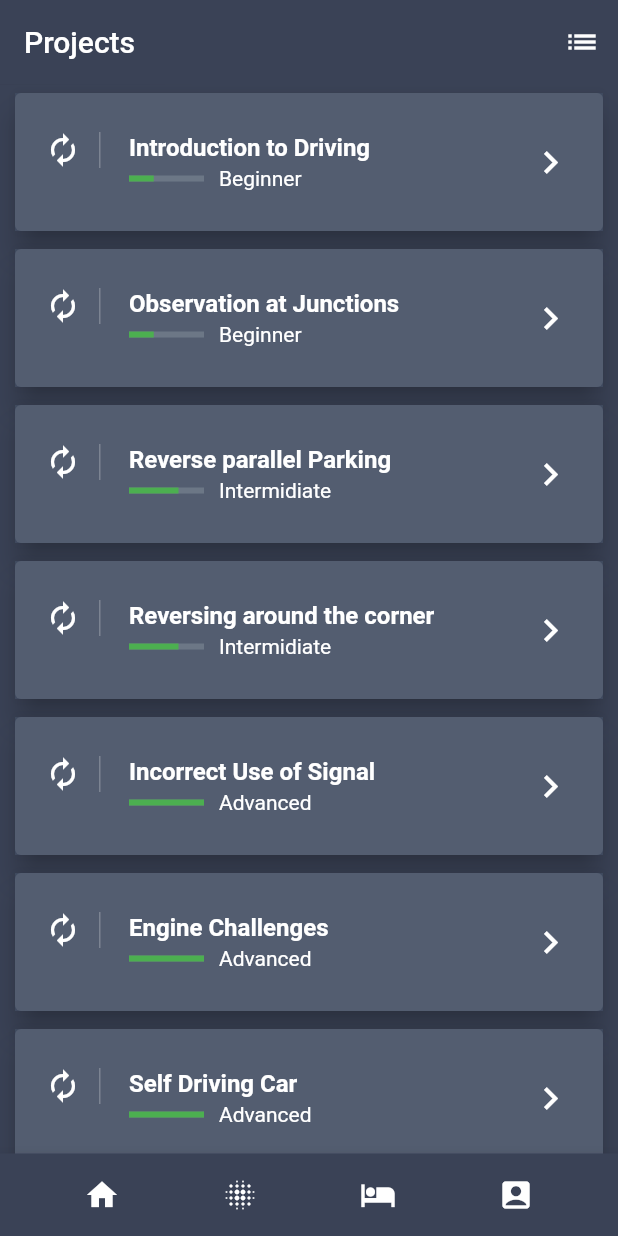
After one commit to AlexandraDamaschin/SkipToTheFuture-Frontend, a Flutter app: the HomePage screen opened directly, after a tap on "Find more about our projects", on a phone screen of 412 x 824 dp. The commit adds this screen. Run offline on Flutter 3.47's test engine with Material 2 defaults, Android fonts, the phone set to English and light mode, and no system bars; our stand-ins replace parse_server_sdk_flutter.

Commit message:
Create projects page

```diff
--- a/lib/home.dart
+++ b/lib/home.dart
@@ -1,8 +1,8 @@
 import 'package:flutter/material.dart';
 import 'package:parse_server_sdk_flutter/parse_server_sdk.dart';
+import 'package:skip_to_the_future_app/projects/projects.dart';
 import 'package:skip_to_the_future_app/user/user_info.dart';
 
-import 'login/login.dart';
 import 'common/message.dart';
 
 class HomePage extends StatefulWidget {
@@ -53,6 +53,21 @@ class _HomePageState extends State<HomePage> {
                   Container(
                       height: 50,
                       child: ElevatedButton(
+                          child: const Text('Find more about our projects'),
+                          onPressed: () => {
+                                Navigator.pushAndRemoveUntil(
+                                  context,
+                                  MaterialPageRoute(
+                                      builder: (context) => ListPage()),
+                                  (Route<dynamic> route) => false,
+                                )
+                              })),
+                  SizedBox(
+                    height: 16,
+                  ),
+                  Container(
+                      height: 50,
+                      child: ElevatedButton(
                           child: const Text('User details'),
                           onPressed: () => {
                                 Navigator.pushAndRemoveUntil(
--- /dev/null
+++ b/lib/projects/project-model.dart
@@ -0,0 +1,10 @@
+class Lesson {
+  String title;
+  String level;
+  double indicatorValue;
+  int price;
+  String content;
+
+  Lesson(
+      {this.title, this.level, this.indicatorValue, this.price, this.content});
+}
--- /dev/null
+++ b/lib/projects/projects.dart
@@ -0,0 +1,192 @@
+import 'package:flutter/material.dart';
+import 'package:skip_to_the_future_app/projects/project-details.dart';
+import 'package:skip_to_the_future_app/projects/project-model.dart';
+
+class ListPage extends StatefulWidget {
+  ListPage({Key key, this.title}) : super(key: key);
+
+  final String title;
+
+  @override
+  _ListPageState createState() => _ListPageState();
+}
+
+class _ListPageState extends State<ListPage> {
+  List lessons;
+
+  @override
+  void initState() {
+    lessons = getLessons();
+    super.initState();
+  }
+
+  @override
+  Widget build(BuildContext context) {
+    ListTile makeListTile(Lesson lesson) => ListTile(
+          contentPadding:
+              EdgeInsets.symmetric(horizontal: 20.0, vertical: 10.0),
+          leading: Container(
+            padding: EdgeInsets.only(right: 12.0),
+            decoration: new BoxDecoration(
+                border: new Border(
+                    right: new BorderSide(width: 1.0, color: Colors.white24))),
+            child: Icon(Icons.autorenew, color: Colors.white),
+          ),
+          title: Text(
+            lesson.title,
+            style: TextStyle(color: Colors.white, fontWeight: FontWeight.bold),
+          ),
+          // subtitle: Text("Intermediate", style: TextStyle(color: Colors.white)),
+
+          subtitle: Row(
+            children: <Widget>[
+              Expanded(
+                  flex: 1,
+                  child: Container(
+                    // tag: 'hero',
+                    child: LinearProgressIndicator(
+                        backgroundColor: Color.fromRGBO(209, 224, 224, 0.2),
+                        value: lesson.indicatorValue,
+                        valueColor: AlwaysStoppedAnimation(Colors.green)),
+                  )),
+              Expanded(
+                flex: 4,
+                child: Padding(
+                    padding: EdgeInsets.only(left: 10.0),
+                    child: Text(lesson.level,
+                        style: TextStyle(color: Colors.white))),
+              )
+            ],
+          ),
+          trailing:
+              Icon(Icons.keyboard_arrow_right, color: Colors.white, size: 30.0),
+          onTap: () {
+            Navigator.push(
+                context,
+                MaterialPageRoute(
+                    builder: (context) => DetailPage(lesson: lesson)));
+          },
+        );
+
+    Card makeCard(Lesson lesson) => Card(
+          elevation: 8.0,
+          margin: new EdgeInsets.symmetric(horizontal: 10.0, vertical: 6.0),
+          child: Container(
+            decoration: BoxDecoration(color: Color.fromRGBO(64, 75, 96, .9)),
+            child: makeListTile(lesson),
+          ),
+        );
+
+    final makeBody = Container(
+      // decoration: BoxDecoration(color: Color.fromRGBO(58, 66, 86, 1.0)),
+      child: ListView.builder(
+        scrollDirection: Axis.vertical,
+        shrinkWrap: true,
+        itemCount: lessons.length,
+        itemBuilder: (BuildContext context, int index) {
+          return makeCard(lessons[index]);
+        },
+      ),
+    );
+
+    final makeBottom = Container(
+      height: 55.0,
+      child: BottomAppBar(
+        color: Color.fromRGBO(58, 66, 86, 1.0),
+        child: Row(
+          mainAxisAlignment: MainAxisAlignment.spaceEvenly,
+          children: <Widget>[
+            IconButton(
+              icon: Icon(Icons.home, color: Colors.white),
+              onPressed: () {},
+            ),
+            IconButton(
+              icon: Icon(Icons.blur_on, color: Colors.white),
+              onPressed: () {},
+            ),
+            IconButton(
+              icon: Icon(Icons.hotel, color: Colors.white),
+              onPressed: () {},
+            ),
+            IconButton(
+              icon: Icon(Icons.account_box, color: Colors.white),
+              onPressed: () {},
+            )
+          ],
+        ),
+      ),
+    );
+    final topAppBar = AppBar(
+      elevation: 0.1,
+      backgroundColor: Color.fromRGBO(58, 66, 86, 1.0),
+      title: Text("Projects"),
+      actions: <Widget>[
+        IconButton(
+          icon: Icon(Icons.list),
+          onPressed: () {},
+        )
+      ],
+    );
+
+    return Scaffold(
+      backgroundColor: Color.fromRGBO(58, 66, 86, 1.0),
+      appBar: topAppBar,
+      body: makeBody,
+      bottomNavigationBar: makeBottom,
+    );
+  }
+}
+
+List getLessons() {
+  return [
+    Lesson(
+        title: "Introduction to Driving",
+        level: "Beginner",
+        indicatorValue: 0.33,
+        price: 20,
+        content:
+            "Start by taking a couple of minutes to read the info in this section. Launch your app and click on the Settings menu.  While on the settings page, click the Save button.  You should see a circular progress indicator display in the middle of the page and the user interface elements cannot be clicked due to the modal barrier that is constructed."),
+    Lesson(
+        title: "Observation at Junctions",
+        level: "Beginner",
+        indicatorValue: 0.33,
+        price: 50,
+        content:
+            "Start by taking a couple of minutes to read the info in this section. Launch your app and click on the Settings menu.  While on the settings page, click the Save button.  You should see a circular progress indicator display in the middle of the page and the user interface elements cannot be clicked due to the modal barrier that is constructed."),
+    Lesson(
+        title: "Reverse parallel Parking",
+        level: "Intermidiate",
+        indicatorValue: 0.66,
+        price: 30,
+        content:
+            "Start by taking a couple of minutes to read the info in this section. Launch your app and click on the Settings menu.  While on the settings page, click the Save button.  You should see a circular progress indicator display in the middle of the page and the user interface elements cannot be clicked due to the modal barrier that is constructed."),
+    Lesson(
+        title: "Reversing around the corner",
+        level: "Intermidiate",
+        indicatorValue: 0.66,
+        price: 30,
+        content:
+            "Start by taking a couple of minutes to read the info in this section. Launch your app and click on the Settings menu.  While on the settings page, click the Save button.  You should see a circular progress indicator display in the middle of the page and the user interface elements cannot be clicked due to the modal barrier that is constructed."),
+    Lesson(
+        title: "Incorrect Use of Signal",
+        level: "Advanced",
+        indicatorValue: 1.0,
+        price: 50,
+        content:
+            "Start by taking a couple of minutes to read the info in this section. Launch your app and click on the Settings menu.  While on the settings page, click the Save button.  You should see a circular progress indicator display in the middle of the page and the user interface elements cannot be clicked due to the modal barrier that is constructed."),
+    Lesson(
+        title: "Engine Challenges",
+        level: "Advanced",
+        indicatorValue: 1.0,
+        price: 50,
+        content:
+            "Start by taking a couple of minutes to read the info in this section. Launch your app and click on the Settings menu.  While on the settings page, click the Save button.  You should see a circular progress indicator display in the middle of the page and the user interface elements cannot be clicked due to the modal barrier that is constructed."),
+    Lesson(
+        title: "Self Driving Car",
+        level: "Advanced",
+        indicatorValue: 1.0,
+        price: 50,
+        content:
+            "Start by taking a couple of minutes to read the info in this section. Launch your app and click on the Settings menu.  While on the settings page, click the Save button.  You should see a circular progress indicator display in the middle of the page and the user interface elements cannot be clicked due to the modal barrier that is constructed.  ")
+  ];
+}
```
Also changed, not shown: lib/projects/project-details.dart (added, +128 -0 lines).
